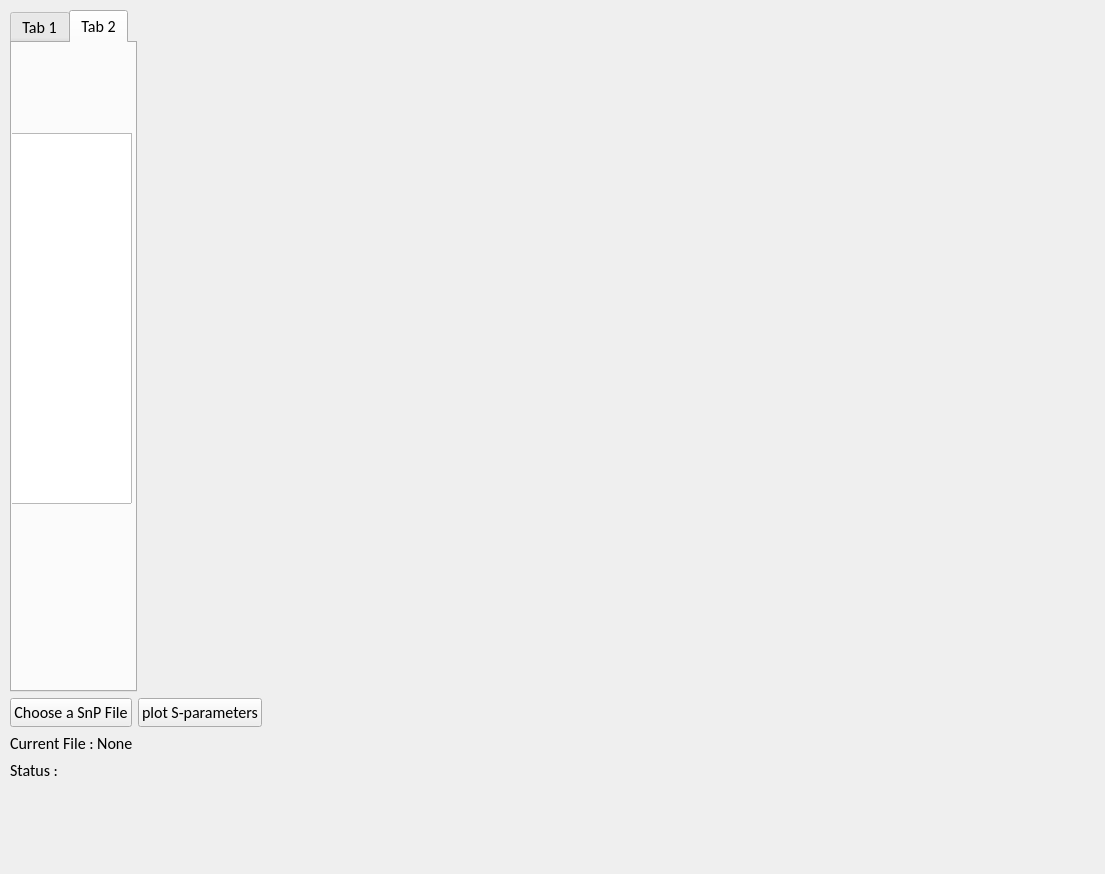
The window that UI.ui (oceanoh-9/network_plot_widget) describes before a commit, drawn with Qt 5.
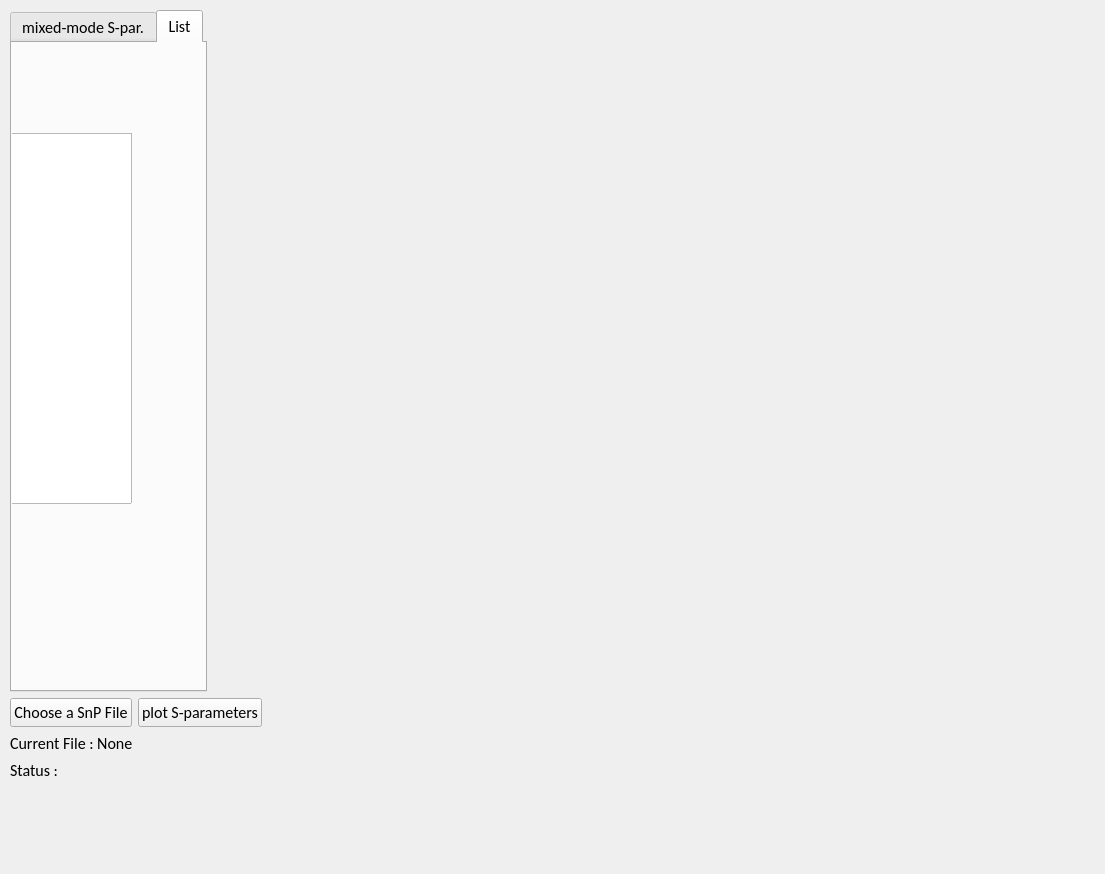
The same window after the commit.

Commit message: add ListView while import sNp file

Patch:
```diff
--- a/UI.ui
+++ b/UI.ui
@@ -50,7 +50,7 @@
         </property>
         <widget class="QWidget" name="tab0">
          <attribute name="title">
-          <string>Tab 1</string>
+          <string>mixed-mode S-par.</string>
          </attribute>
          <widget class="QWidget" name="verticalLayoutWidget">
           <property name="geometry">
@@ -146,7 +146,7 @@
         </widget>
         <widget class="QWidget" name="tab1">
          <attribute name="title">
-          <string>Tab 2</string>
+          <string>List</string>
          </attribute>
          <widget class="QWidget" name="verticalLayoutWidget_3">
           <property name="geometry">
```
Left out of the diff: 22 changed lines with no effect on the pictures. The commit also changes 2 other files.
